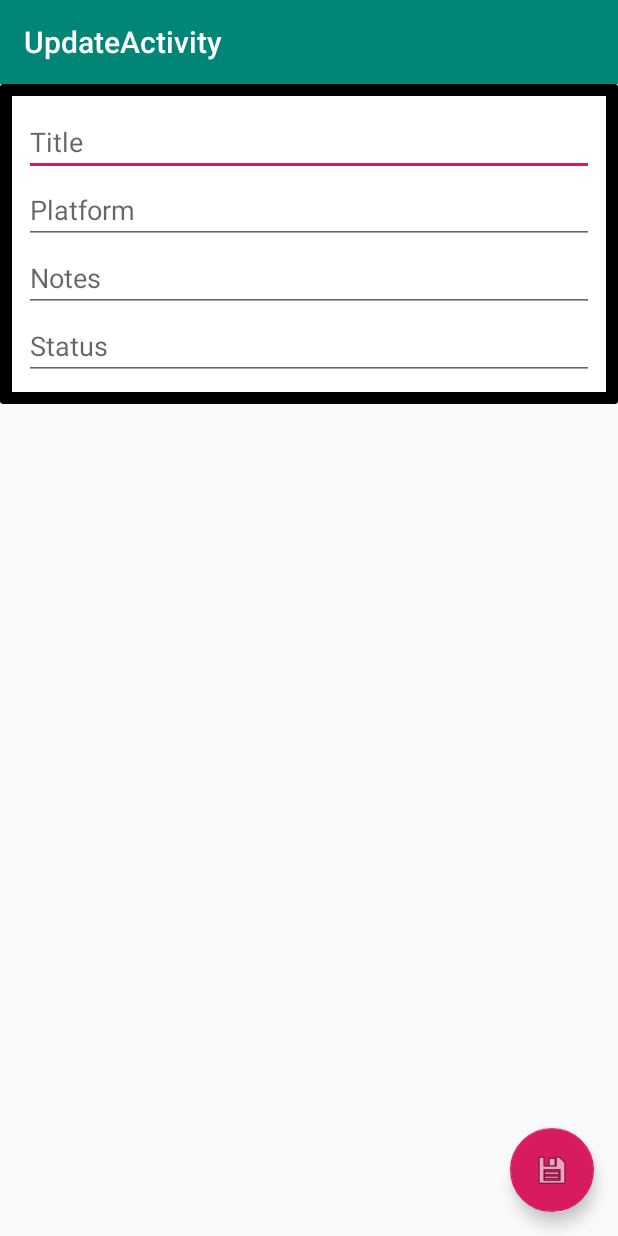
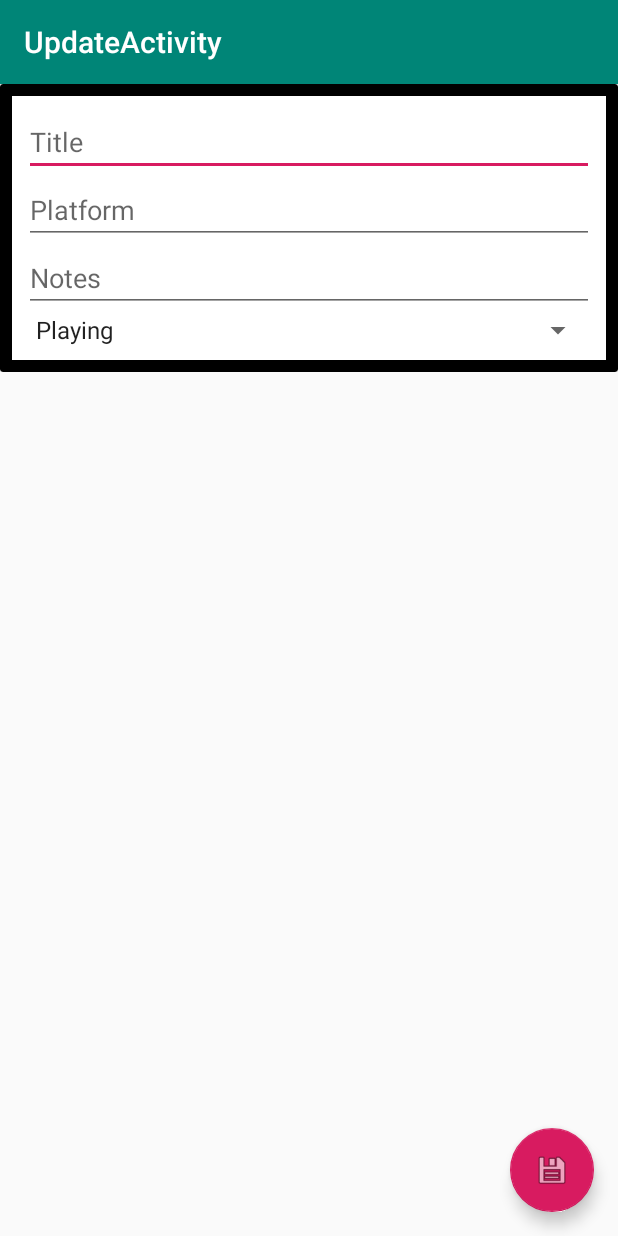
Before and after one commit to omolenaar/GameBacklog, an Android app: the UpdateActivity screen opened directly, with no data from a screen before it, on a phone screen of 412 x 824 dp. Run offline under Robolectric (Android 15) with nearby library versions, the phone set to English and light mode, and no system bars; 1 statement that could not run was skipped.

```diff
--- a/app/src/main/java/olgam/example/com/gamebacklog/UpdateActivity.java
+++ b/app/src/main/java/olgam/example/com/gamebacklog/UpdateActivity.java
@@ -9,13 +9,18 @@ import android.support.v7.app.AppCompatActivity;
 import android.support.v7.widget.Toolbar;
 import android.view.View;
 import android.widget.EditText;
+import android.widget.Spinner;
+
+import java.util.Arrays;
+
+import static java.util.Arrays.asList;
 
 public class UpdateActivity extends AppCompatActivity {
 
     EditText titleInput;
-    EditText statusInput;
     EditText platformInput;
     EditText notesInput;
+    Spinner statusInput;
 
     @Override
     protected void onCreate(Bundle savedInstanceState) {
@@ -27,20 +32,23 @@ public class UpdateActivity extends AppCompatActivity {
         titleInput = findViewById(R.id.editTitle);
         platformInput = findViewById(R.id.editPlatform);
         notesInput = findViewById(R.id.editNotes);
-        statusInput = findViewById(R.id.editStatus);
+        statusInput = findViewById(R.id.statusSpinner2);
 
         Bundle data = getIntent().getExtras();
         final int index = data.getInt("Index");
+        int position;
 
         if (data != null) {
             Game inputGame = (Game) data.getParcelable("Game");
+            String[] statusus= getResources().getStringArray(R.array.statusNames);
+            position = Arrays.asList(statusus).indexOf(inputGame.getStatus());
 
             if (inputGame != null) {
                 //set text in EditText boxes ; the values of the game that came with the Intent
                 titleInput.setText(inputGame.getTitle());
                 platformInput.setText(inputGame.getPlatform());
                 notesInput.setText(inputGame.getNotes());
-                statusInput.setText(inputGame.getStatus());
+                statusInput.setSelection(position);
             }
         }
 
@@ -53,7 +61,7 @@ public class UpdateActivity extends AppCompatActivity {
                 updateGame.setTitle(titleInput.getText().toString());
                 updateGame.setPlatform(platformInput.getText().toString());
                 updateGame.setNotes(notesInput.getText().toString());
-                updateGame.setStatus(statusInput.getText().toString());
+                updateGame.setStatus(String.valueOf(statusInput.getSelectedItem()));
 
                 Intent result = new Intent();
                 //Put game object as extra in Intent
--- a/app/src/main/res/layout/content_update.xml
+++ b/app/src/main/res/layout/content_update.xml
@@ -52,15 +52,12 @@
             android:hint="Notes"
             app:layout_constraintTop_toBottomOf="@+id/editPlatform" />
 
-        <EditText
-            android:id="@+id/editStatus"
+        <Spinner
+            android:id="@+id/statusSpinner2"
             android:layout_width="match_parent"
             android:layout_height="wrap_content"
-            android:ems="10"
-            android:inputType="text"
-            android:text=""
-            android:hint="Status"
-            app:layout_constraintTop_toBottomOf="@+id/editNotes" />
+            android:entries="@array/statusNames" />
+
 
     </LinearLayout>
 
--- a/app/src/main/res/values/strings.xml
+++ b/app/src/main/res/values/strings.xml
@@ -3,4 +3,10 @@
     <string name="action_settings">Settings</string>
     <string name="title_activity_update">UpdateActivity</string>
     <string name="title_activity_add_game">AddGame</string>
+    <string-array name="statusNames">
+        <item>Playing</item>
+        <item>Want to play</item>
+        <item>Stalled</item>
+        <item>Dropped</item>
+    </string-array>
 </resources>
```
Also changed, not shown: app/src/main/java/olgam/example/com/gamebacklog/AddGame.java (+5 -3 lines), app/src/main/res/layout/activity_add_game.xml (+4 -7 lines).
